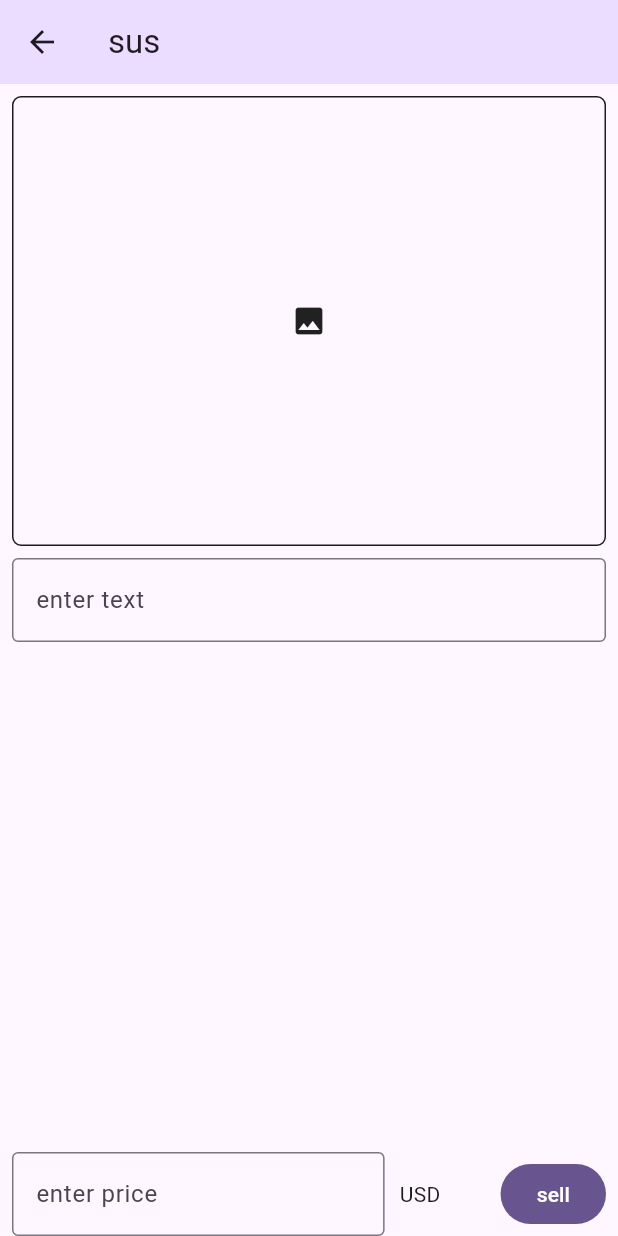
After one commit to Geara0/box_orders, a Flutter app: the MainPage screen opened by its route, after a tap on the "add" icon, on a phone screen of 412 x 824 dp. The commit adds this screen. Run offline on Flutter 3.47's test engine with Material 2 defaults, Android fonts, the phone set to English and light mode, and no system bars; drawn by our look-alikes of dynamic_color; our stand-ins replace bloc, easy_localization, firebase_analytics, firebase_auth, firebase_core, firebase_database and 4 more; accounts and stored records are empty; generated files the repository leaves out were written again; network calls fail.

Commit message:
create box layout init

```diff
--- a/lib/main.dart
+++ b/lib/main.dart
@@ -5,7 +5,6 @@ import 'package:flutter/material.dart';
 import 'package:dynamic_color/dynamic_color.dart';
 import 'package:flutter/scheduler.dart';
 import 'package:flutter/services.dart';
-import 'package:go_router/go_router.dart';
 
 import 'firebase_options.dart';
 
@@ -72,55 +71,3 @@ class MyApp extends StatelessWidget {
     });
   }
 }
-
-class MyHomePage extends StatefulWidget {
-  const MyHomePage({super.key});
-
-  @override
-  State<MyHomePage> createState() => _MyHomePageState();
-}
-
-class _MyHomePageState extends State<MyHomePage> {
-  int _counter = 0;
-
-  void _incrementCounter() {
-    setState(() {
-      _counter++;
-    });
-  }
-
-  @override
-  Widget build(BuildContext context) {
-    return Scaffold(
-      appBar: AppBar(
-        backgroundColor: Theme.of(context).colorScheme.inversePrimary,
-        title: Text('hello'.tr()),
-        actions: [
-          IconButton(
-            onPressed: () => context.push('/settings'),
-            icon: const Icon(Icons.settings),
-          ),
-        ],
-      ),
-      body: Center(
-        child: Column(
-          mainAxisAlignment: MainAxisAlignment.center,
-          children: <Widget>[
-            const Text(
-              'You have pushed the button this many times:',
-            ),
-            Text(
-              '$_counter',
-              style: Theme.of(context).textTheme.headlineMedium,
-            ),
-          ],
-        ),
-      ),
-      floatingActionButton: FloatingActionButton(
-        onPressed: _incrementCounter,
-        tooltip: 'Increment',
-        child: const Icon(Icons.add),
-      ),
-    );
-  }
-}
--- /dev/null
+++ b/lib/pages/create_box/create_box.dart
@@ -0,0 +1,104 @@
+import 'dart:io';
+
+import 'package:flutter/material.dart';
+import 'package:image_picker/image_picker.dart';
+
+class CreateBoxPage extends StatefulWidget {
+  const CreateBoxPage({Key? key}) : super(key: key);
+
+  @override
+  State<CreateBoxPage> createState() => _CreateBoxPageState();
+}
+
+class _CreateBoxPageState extends State<CreateBoxPage> {
+  final _picker = ImagePicker();
+
+  XFile? _image;
+
+  @override
+  Widget build(BuildContext context) {
+    final colorScheme = Theme.of(context).colorScheme;
+    return Scaffold(
+      appBar: AppBar(
+        backgroundColor: colorScheme.primaryContainer,
+        title: const Text('sus'),
+      ),
+      body: Container(
+        padding: const EdgeInsets.all(8),
+        child: SingleChildScrollView(
+          child: Column(
+            crossAxisAlignment: CrossAxisAlignment.center,
+            children: [
+              GestureDetector(
+                onTap: () async {
+                  final file = await _picker.pickImage(
+                      source: ImageSource.gallery, requestFullMetadata: false);
+                  setState(() => _image = file);
+                },
+                child: Center(
+                  child: Container(
+                    height: _image == null ? 300 : null,
+                    width: _image == null ? double.infinity : null,
+                    decoration: BoxDecoration(
+                      borderRadius: const BorderRadius.all(Radius.circular(6)),
+                      border: Border.all(
+                        style: BorderStyle.solid,
+                        width: 1,
+                        color: colorScheme.onSurface,
+                      ),
+                    ),
+                    child: _image == null
+                        ? const Icon(Icons.image)
+                        : ClipRRect(
+                            borderRadius:
+                                const BorderRadius.all(Radius.circular(5)),
+                            child: Image.file(File(_image!.path)),
+                          ),
+                  ),
+                ),
+              ),
+              const SizedBox(height: 8),
+              const TextField(
+                maxLines: null,
+                decoration: InputDecoration(
+                  labelText: 'enter text',
+                  border: OutlineInputBorder(),
+                ),
+              ),
+            ],
+          ),
+        ),
+      ),
+      bottomNavigationBar: Container(
+        color: Colors.transparent,
+        padding: EdgeInsets.only(
+          left: 8,
+          right: 8,
+          bottom: MediaQuery.paddingOf(context).bottom +
+              MediaQuery.of(context).viewInsets.bottom,
+        ),
+        child: Row(
+          children: [
+            const Flexible(
+              flex: 3,
+              child: TextField(
+                maxLines: 1,
+                decoration: InputDecoration(
+                  labelText: 'enter price',
+                  border: OutlineInputBorder(),
+                ),
+              ),
+            ),
+            const SizedBox(width: 10),
+            const Text('USD'),
+            const SizedBox(width: 40),
+            FilledButton(
+              onPressed: () {},
+              child: const Text('sell'),
+            ),
+          ],
+        ),
+      ),
+    );
+  }
+}
--- /dev/null
+++ b/lib/pages/main/main_page.dart
@@ -0,0 +1,66 @@
+import 'package:easy_localization/easy_localization.dart';
+import 'package:flutter/material.dart';
+import 'package:go_router/go_router.dart';
+
+class MainPage extends StatefulWidget {
+  const MainPage({super.key});
+
+  @override
+  State<MainPage> createState() => _MainPageState();
+}
+
+class _MainPageState extends State<MainPage> {
+  int _counter = 0;
+
+  void _incrementCounter() {
+    setState(() {
+      _counter++;
+    });
+  }
+
+  @override
+  Widget build(BuildContext context) {
+    return Scaffold(
+      appBar: AppBar(
+        backgroundColor: Theme.of(context).colorScheme.inversePrimary,
+        title: Text('hello'.tr()),
+        actions: [
+          IconButton(
+            onPressed: () => context.push('/box'),
+            icon: const Badge(
+              label: Text('12'),
+              child: Icon(Icons.shopping_bag_outlined),
+            ),
+          ),
+          IconButton(
+            onPressed: () => context.push('/box/create'),
+            icon: const Icon(Icons.add),
+          ),
+          IconButton(
+            onPressed: () => context.push('/settings'),
+            icon: const Icon(Icons.settings),
+          ),
+        ],
+      ),
+      body: Center(
+        child: Column(
+          mainAxisAlignment: MainAxisAlignment.center,
+          children: <Widget>[
+            const Text(
+              'You have pushed the button this many times:',
+            ),
+            Text(
+              '$_counter',
+              style: Theme.of(context).textTheme.headlineMedium,
+            ),
+          ],
+        ),
+      ),
+      floatingActionButton: FloatingActionButton(
+        onPressed: _incrementCounter,
+        tooltip: 'Increment',
+        child: const Icon(Icons.add),
+      ),
+    );
+  }
+}
--- a/lib/router/router.dart
+++ b/lib/router/router.dart
@@ -3,6 +3,8 @@ import 'dart:async';
 import 'package:boxorders/blocs/auth/auth_bloc.dart';
 import 'package:boxorders/blocs/settings/settings_bloc.dart';
 import 'package:boxorders/pages/auth/auth.dart';
+import 'package:boxorders/pages/create_box/create_box.dart';
+import 'package:boxorders/pages/main/main_page.dart';
 import 'package:boxorders/pages/settings/settings_page.dart';
 import 'package:boxorders/pages/verify_email/verify_email.dart';
 import 'package:firebase_auth/firebase_auth.dart';
@@ -10,11 +12,9 @@ import 'package:flutter/material.dart';
 import 'package:flutter_bloc/flutter_bloc.dart';
 import 'package:go_router/go_router.dart';
 
-import '../main.dart';
-
 final GoRouter router = GoRouter(
   errorBuilder: (context, state) {
-    return const MyHomePage();
+    return const MainPage();
   },
   redirect: _guard,
   routes: _routes,
@@ -24,7 +24,17 @@ final GoRouter router = GoRouter(
 final List<GoRoute> _routes = [
   GoRoute(
     path: '/',
-    builder: (context, state) => const MyHomePage(),
+    builder: (context, state) => const MainPage(),
+  ),
+  GoRoute(
+    path: '/box',
+    redirect: _boxGuard,
+    routes: [
+      GoRoute(
+        path: 'create',
+        builder: (context, state) => CreateBoxPage(),
+      ),
+    ],
   ),
   GoRoute(
     path: '/settings',
@@ -75,3 +85,11 @@ FutureOr<String?> _verifyEmailGuard(BuildContext context, GoRouterState state) {
 
   return null;
 }
+
+FutureOr<String?> _boxGuard(BuildContext context, GoRouterState state) {
+  if (state.fullPath == '/box') {
+    return '/';
+  }
+
+  return null;
+}
--- a/pubspec.yaml
+++ b/pubspec.yaml
@@ -36,6 +36,7 @@ dependencies:
   flutter_bloc: ^8.1.3
   google_sign_in: ^6.1.1
   meta: ^1.9.1
+  image_picker: ^0.8.7+5
 
 dev_dependencies:
   flutter_test:
```
Also changed, not shown: pubspec.lock.
